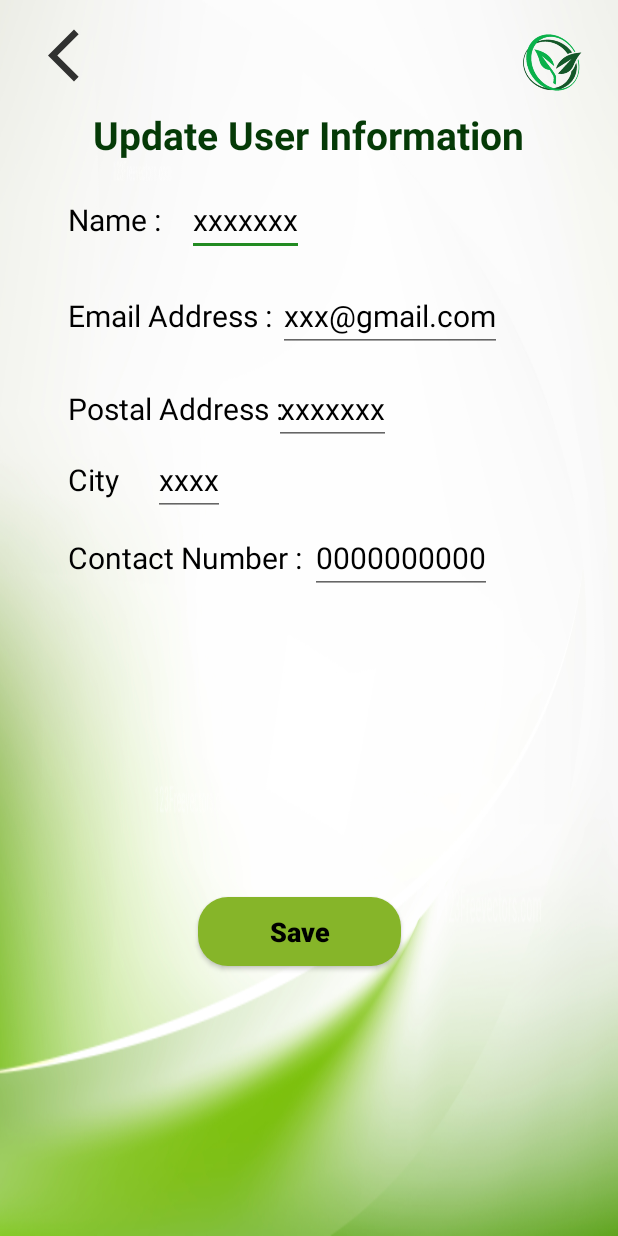
After one commit to IT19073774/EcoClan_MAD, an Android app: the RecyclerUpdateUserActivity screen opened directly, with no data from a screen before it, on a phone screen of 412 x 824 dp. The commit adds this screen. Run offline under Robolectric (Android 15) with nearby library versions, the phone set to English and light mode, and no system bars.

Commit message:
Recycler User Interfaces Update Commit

```diff
--- a/app/src/main/java/com/example/ecoclan_v2/RecyclerReceiveActivity.java
+++ b/app/src/main/java/com/example/ecoclan_v2/RecyclerReceiveActivity.java
@@ -14,7 +14,7 @@ public class RecyclerReceiveActivity extends AppCompatActivity {
         setContentView(R.layout.activity_recycler_receive);
     }
 
-    public void goToHomePage(View view){
+    public void goBack(View view){
         Intent intent = new Intent(this, RecyclerHomeActivity.class);
         startActivity(intent);
     }
--- a/app/src/main/java/com/example/ecoclan_v2/RecyclerSearchActivity.java
+++ b/app/src/main/java/com/example/ecoclan_v2/RecyclerSearchActivity.java
@@ -14,7 +14,7 @@ public class RecyclerSearchActivity extends AppCompatActivity {
         setContentView(R.layout.activity_recycler_search);
     }
 
-    public void goToHomePage(View view){
+    public void goBack(View view){
         Intent intent = new Intent(this, RecyclerHomeActivity.class);
         startActivity(intent);
     }
--- /dev/null
+++ b/app/src/main/java/com/example/ecoclan_v2/RecyclerUpdateUserActivity.java
@@ -0,0 +1,21 @@
+package com.example.ecoclan_v2;
+
+import androidx.appcompat.app.AppCompatActivity;
+
+import android.content.Intent;
+import android.os.Bundle;
+import android.view.View;
+
+public class RecyclerUpdateUserActivity extends AppCompatActivity {
+
+    @Override
+    protected void onCreate(Bundle savedInstanceState) {
+        super.onCreate(savedInstanceState);
+        setContentView(R.layout.activity_recycler_update_user);
+    }
+
+    public void goBack(View view){
+        Intent intent = new Intent(this, RecyclerProfileActivity.class);
+        startActivity(intent);
+    }
+}
--- /dev/null
+++ b/app/src/main/res/drawable/roundedcorner.xml
@@ -0,0 +1,8 @@
+<?xml version="1.0" encoding="utf-8"?>
+<shape xmlns:android="http://schemas.android.com/apk/res/android" android:shape="rectangle">
+
+    <solid android:color="#86B529"> </solid>
+    <corners android:radius="30px"/>
+
+
+</shape>
--- a/app/src/main/res/layout/activity_recycler_search.xml
+++ b/app/src/main/res/layout/activity_recycler_search.xml
@@ -16,7 +16,7 @@
         android:layout_marginEnd="8dp"
         app:layout_constraintEnd_toEndOf="parent"
         app:layout_constraintTop_toTopOf="parent"
-        app:srcCompat="@drawable/logo" />
+        app:srcCompat="@drawable/logo_v3" />
 
     <Button
         android:id="@+id/backBtn"
@@ -25,7 +25,7 @@
         android:layout_marginStart="32dp"
         android:layout_marginTop="16dp"
         android:background="@drawable/ic_back"
-        android:onClick="goToHomePage"
+        android:onClick="goBack"
         android:textAlignment="textStart"
         android:textColor="#035307"
         android:textStyle="bold"
--- /dev/null
+++ b/app/src/main/res/layout/activity_recycler_update_user.xml
@@ -0,0 +1,185 @@
+<?xml version="1.0" encoding="utf-8"?>
+<androidx.constraintlayout.widget.ConstraintLayout xmlns:android="http://schemas.android.com/apk/res/android"
+    xmlns:app="http://schemas.android.com/apk/res-auto"
+    xmlns:tools="http://schemas.android.com/tools"
+    android:layout_width="match_parent"
+    android:layout_height="match_parent"
+    android:background="@drawable/b1"
+    tools:context=".RecyclerUpdateUserActivity">
+
+
+    <ImageView
+        android:id="@+id/imageView"
+        android:layout_width="69dp"
+        android:layout_height="63dp"
+        android:layout_marginTop="10dp"
+        android:layout_marginEnd="8dp"
+        app:layout_constraintEnd_toEndOf="parent"
+        app:layout_constraintTop_toTopOf="parent"
+        app:srcCompat="@drawable/logo_v3" />
+
+    <Button
+        android:id="@+id/backBtn"
+        android:layout_width="42dp"
+        android:layout_height="42dp"
+        android:layout_marginStart="32dp"
+        android:layout_marginTop="16dp"
+        android:background="@drawable/ic_back"
+        android:onClick="goBack"
+        android:textAlignment="textStart"
+        android:textColor="#035307"
+        android:textStyle="bold"
+        app:layout_constraintStart_toStartOf="parent"
+        app:layout_constraintTop_toTopOf="parent" />
+
+    <TextView
+        android:id="@+id/textView2"
+        android:layout_width="wrap_content"
+        android:layout_height="wrap_content"
+        android:layout_marginTop="72dp"
+        android:text="@string/updateUser"
+        android:textColor="#053A07"
+        android:textSize="26sp"
+        android:textStyle="bold"
+        app:layout_constraintEnd_toEndOf="parent"
+        app:layout_constraintHorizontal_bias="0.497"
+        app:layout_constraintStart_toStartOf="parent"
+        app:layout_constraintTop_toTopOf="parent" />
+
+
+    <TextView
+        android:id="@+id/textView3"
+        android:layout_width="wrap_content"
+        android:layout_height="wrap_content"
+        android:layout_marginStart="45dp"
+        android:layout_marginTop="25dp"
+        android:text="@string/name"
+        android:textColor="#000000"
+        android:textSize="20sp"
+        app:layout_constraintStart_toStartOf="parent"
+        app:layout_constraintTop_toBottomOf="@+id/textView2" />
+
+    <EditText
+        android:id="@+id/textView10"
+        android:layout_width="wrap_content"
+        android:layout_height="wrap_content"
+        android:layout_marginEnd="209dp"
+        android:text="xxxxxxx"
+        android:textColor="#000000"
+        android:textSize="20sp"
+        app:layout_constraintBaseline_toBaselineOf="@+id/textView3"
+        app:layout_constraintEnd_toEndOf="parent" />
+
+    <TextView
+        android:id="@+id/textView4"
+        android:layout_width="wrap_content"
+        android:layout_height="wrap_content"
+        android:layout_marginStart="45dp"
+        android:text="@string/email"
+        android:textColor="#000000"
+        android:textSize="20sp"
+        app:layout_constraintBaseline_toBaselineOf="@+id/textView11"
+        app:layout_constraintStart_toStartOf="parent" />
+
+    <EditText
+        android:id="@+id/textView11"
+        android:layout_width="wrap_content"
+        android:layout_height="wrap_content"
+        android:layout_marginTop="16dp"
+        android:layout_marginEnd="77dp"
+        android:text="xxx@gmail.com"
+        android:textColor="#000000"
+        android:textSize="20sp"
+        app:layout_constraintEnd_toEndOf="parent"
+        app:layout_constraintTop_toBottomOf="@+id/textView10" />
+
+    <TextView
+        android:id="@+id/textView5"
+        android:layout_width="wrap_content"
+        android:layout_height="wrap_content"
+        android:layout_marginStart="45dp"
+        android:text="@string/postal"
+        android:textColor="#000000"
+        android:textSize="20sp"
+        app:layout_constraintBaseline_toBaselineOf="@+id/textView12"
+        app:layout_constraintStart_toStartOf="parent" />
+
+    <EditText
+        android:id="@+id/textView12"
+        android:layout_width="wrap_content"
+        android:layout_height="wrap_content"
+        android:layout_marginTop="14dp"
+        android:layout_marginEnd="151dp"
+        android:text="xxxxxxx"
+        android:textColor="#000000"
+        android:textSize="20sp"
+        app:layout_constraintEnd_toEndOf="parent"
+        app:layout_constraintTop_toBottomOf="@+id/textView11" />
+
+    <TextView
+        android:id="@+id/textView6"
+        android:layout_width="wrap_content"
+        android:layout_height="wrap_content"
+        android:layout_marginStart="45dp"
+        android:text="@string/city"
+        android:textColor="#000000"
+        android:textSize="20sp"
+        app:layout_constraintBaseline_toBaselineOf="@+id/textView13"
+        app:layout_constraintStart_toStartOf="parent" />
+
+    <EditText
+        android:id="@+id/textView13"
+        android:layout_width="wrap_content"
+        android:layout_height="wrap_content"
+        android:layout_marginTop="10dp"
+        android:layout_marginEnd="262dp"
+        android:text="xxxx"
+        android:textColor="#000000"
+        android:textSize="20sp"
+        app:layout_constraintEnd_toEndOf="parent"
+        app:layout_constraintTop_toBottomOf="@+id/textView5" />
+
+    <TextView
+        android:id="@+id/textView7"
+        android:layout_width="wrap_content"
+        android:layout_height="wrap_content"
+        android:layout_marginStart="45dp"
+        android:text="@string/contact"
+        android:textColor="#000000"
+        android:textSize="20sp"
+        app:layout_constraintBaseline_toBaselineOf="@+id/textView14"
+        app:layout_constraintStart_toStartOf="parent" />
+
+    <EditText
+        android:id="@+id/textView14"
+        android:layout_width="wrap_content"
+        android:layout_height="wrap_content"
+        android:layout_marginTop="51dp"
+        android:layout_marginEnd="84dp"
+        android:text="0000000000"
+        android:textColor="#000000"
+        android:textSize="20sp"
+        app:layout_constraintEnd_toEndOf="parent"
+        app:layout_constraintTop_toBottomOf="@+id/textView12" />
+
+
+    <Button
+        android:id="@+id/button2"
+        android:layout_width="135dp"
+        android:layout_height="46dp"
+        android:layout_marginTop="36dp"
+        android:layout_marginBottom="180dp"
+        android:background="@drawable/roundedcorner"
+        android:text="@string/save"
+        android:textAllCaps="false"
+        android:textColor="#000000"
+        android:textSize="18sp"
+        android:textStyle="bold"
+        app:layout_constraintBottom_toBottomOf="parent"
+        app:layout_constraintEnd_toEndOf="parent"
+        app:layout_constraintHorizontal_bias="0.478"
+        app:layout_constraintStart_toStartOf="parent"
+        app:layout_constraintTop_toBottomOf="@+id/editTextPhone3" />
+
+
+</androidx.constraintlayout.widget.ConstraintLayout>
```
Also changed, not shown: app/src/main/AndroidManifest.xml (+8 -12 lines), app/src/main/java/com/example/ecoclan_v2/RecyclerMapAddressActivity.java (deleted, +0 -21 lines), app/src/main/java/com/example/ecoclan_v2/RecyclerProfileActivity.java (+11 -1 lines), app/src/main/java/com/example/ecoclan_v2/RecyclerRegisterCompanyActivity.java (added, +21 -0 lines), app/src/main/java/com/example/ecoclan_v2/RecyclerRequestActivity.java (+2 -5 lines), app/src/main/res/layout/activity_recycler_home.xml (+14 -1 lines), app/src/main/res/layout/activity_recycler_map_address.xml (deleted, +0 -69 lines), app/src/main/res/layout/activity_recycler_profile.xml (+7 -5 lines), app/src/main/res/layout/activity_recycler_receive.xml (+6 -6 lines), app/src/main/res/layout/activity_recycler_register_company.xml (added, +202 -0 lines), app/src/main/res/layout/activity_recycler_request.xml (+9 -27 lines), app/src/main/res/values/strings.xml (+25 -15 lines), 1 other file.
